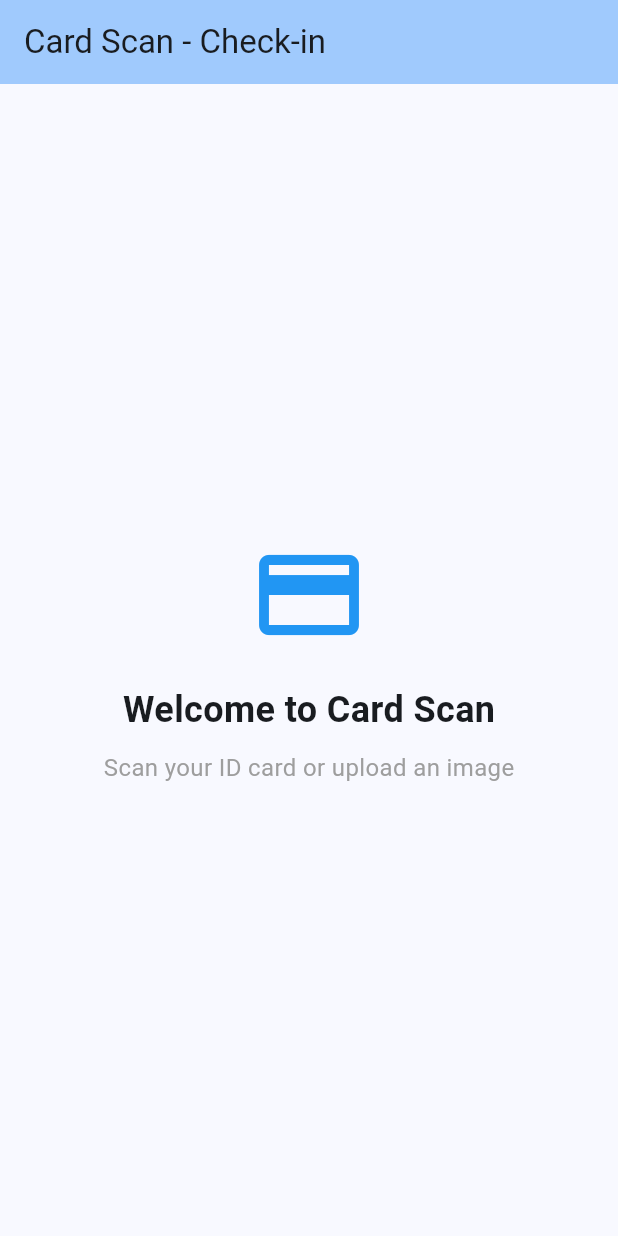
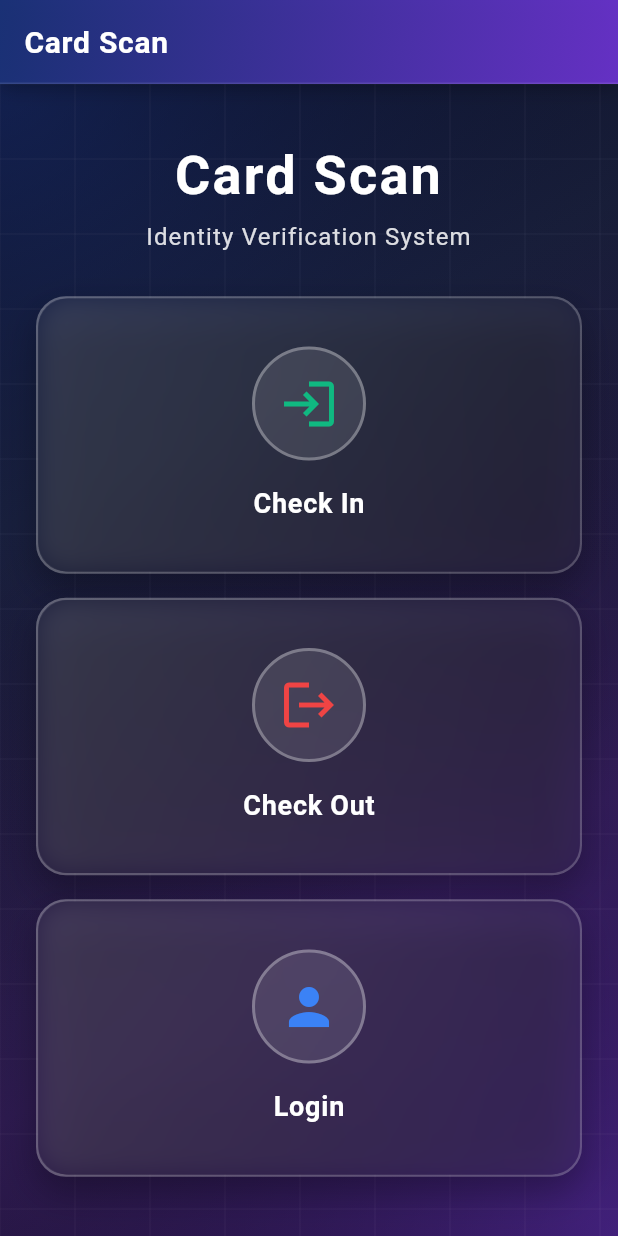
Before and after one commit to AftabUddin9/CardScan, a Flutter app: the screen it shows after launch, on a phone screen of 412 x 824 dp. Run offline on Flutter 3.47's test engine with Material 3 defaults, Android fonts, the phone set to English and light mode, and no system bars.

Commit message:
screens created

```diff
--- a/lib/screens/checkin_screen.dart
+++ b/lib/screens/checkin_screen.dart
@@ -0,0 +1,35 @@
+import 'package:flutter/material.dart';
+import '../widgets/gradient_background.dart';
+import '../widgets/custom_app_bar.dart';
+
+class CheckInScreen extends StatefulWidget {
+  const CheckInScreen({super.key});
+
+  @override
+  State<CheckInScreen> createState() => _CheckInScreenState();
+}
+
+class _CheckInScreenState extends State<CheckInScreen> {
+  @override
+  Widget build(BuildContext context) {
+    return Scaffold(
+      backgroundColor: const Color(0xFF0A0E27), // Match gradient background
+      appBar: const CustomAppBar(
+        title: 'Check In',
+        showBackButton: true,
+      ),
+      body: const GradientBackground(
+        child: Center(
+          child: Text(
+            'Check In Screen',
+            style: TextStyle(
+              color: Colors.white,
+              fontSize: 24,
+              fontWeight: FontWeight.bold,
+            ),
+          ),
+        ),
+      ),
+    );
+  }
+}
--- a/lib/screens/checkout_screen.dart
+++ b/lib/screens/checkout_screen.dart
@@ -0,0 +1,35 @@
+import 'package:flutter/material.dart';
+import '../widgets/gradient_background.dart';
+import '../widgets/custom_app_bar.dart';
+
+class CheckOutScreen extends StatefulWidget {
+  const CheckOutScreen({super.key});
+
+  @override
+  State<CheckOutScreen> createState() => _CheckOutScreenState();
+}
+
+class _CheckOutScreenState extends State<CheckOutScreen> {
+  @override
+  Widget build(BuildContext context) {
+    return Scaffold(
+      backgroundColor: const Color(0xFF0A0E27), // Match gradient background
+      appBar: const CustomAppBar(
+        title: 'Check Out',
+        showBackButton: true,
+      ),
+      body: const GradientBackground(
+        child: Center(
+          child: Text(
+            'Check Out Screen',
+            style: TextStyle(
+              color: Colors.white,
+              fontSize: 24,
+              fontWeight: FontWeight.bold,
+            ),
+          ),
+        ),
+      ),
+    );
+  }
+}
--- a/lib/screens/home_screen.dart
+++ b/lib/screens/home_screen.dart
@@ -1,4 +1,10 @@
 import 'package:flutter/material.dart';
+import '../widgets/gradient_background.dart';
+import '../widgets/custom_app_bar.dart';
+import '../widgets/action_card.dart';
+import 'checkin_screen.dart';
+import 'checkout_screen.dart';
+import 'login_screen.dart';
 
 class HomeScreen extends StatefulWidget {
   const HomeScreen({super.key});
@@ -11,36 +17,102 @@ class _HomeScreenState extends State<HomeScreen> {
   @override
   Widget build(BuildContext context) {
     return Scaffold(
-      appBar: AppBar(
-        title: const Text('Card Scan - Check-in'),
-        backgroundColor: Theme.of(context).colorScheme.inversePrimary,
+      backgroundColor: const Color(0xFF0A0E27), // Match gradient background
+      appBar: const CustomAppBar(
+        title: 'Card Scan',
+        showBackButton: false,
       ),
-      body: const Center(
+      body: GradientBackground(
+        child: SafeArea(
+          child: LayoutBuilder(
+            builder: (context, constraints) {
+              return SingleChildScrollView(
+                child: ConstrainedBox(
+                  constraints: BoxConstraints(
+                    minHeight: constraints.maxHeight,
+                  ),
+                  child: Padding(
+                    padding: const EdgeInsets.symmetric(
+                      horizontal: 24,
+                      vertical: 32,
+                    ),
                     child: Column(
                       mainAxisAlignment: MainAxisAlignment.center,
+                      crossAxisAlignment: CrossAxisAlignment.center,
                       children: [
-            Icon(
-              Icons.credit_card,
-              size: 80,
-              color: Colors.blue,
-            ),
-            SizedBox(height: 20),
-            Text(
-              'Welcome to Card Scan',
+                        // Title and Subtitle Section
+                        const Text(
+                          'Card Scan',
+                          textAlign: TextAlign.center,
                           style: TextStyle(
-                fontSize: 24,
+                            color: Colors.white,
+                            fontSize: 36,
                             fontWeight: FontWeight.bold,
+                            letterSpacing: 1.5,
+                            height: 1.2,
                           ),
                         ),
-            SizedBox(height: 10),
+                        const SizedBox(height: 8),
                         Text(
-              'Scan your ID card or upload an image',
+                          'Identity Verification System',
+                          textAlign: TextAlign.center,
                           style: TextStyle(
+                            color: Colors.white.withOpacity(0.85),
                             fontSize: 16,
-                color: Colors.grey,
+                            letterSpacing: 0.8,
+                            fontWeight: FontWeight.w400,
                           ),
                         ),
+                        const SizedBox(height: 28),
+                        // Action Cards
+                        ActionCard(
+                          title: 'Check In',
+                          icon: Icons.login,
+                          iconColor: const Color(0xFF10B981), // Green
+                          onTap: () {
+                            Navigator.push(
+                              context,
+                              MaterialPageRoute(
+                                builder: (context) => const CheckInScreen(),
+                              ),
+                            );
+                          },
+                        ),
+                        const SizedBox(height: 16),
+                        ActionCard(
+                          title: 'Check Out',
+                          icon: Icons.logout,
+                          iconColor: const Color(0xFFEF4444), // Red
+                          onTap: () {
+                            Navigator.push(
+                              context,
+                              MaterialPageRoute(
+                                builder: (context) => const CheckOutScreen(),
+                              ),
+                            );
+                          },
+                        ),
+                        const SizedBox(height: 16),
+                        ActionCard(
+                          title: 'Login',
+                          icon: Icons.person,
+                          iconColor: const Color(0xFF3B82F6), // Blue
+                          onTap: () {
+                            Navigator.push(
+                              context,
+                              MaterialPageRoute(
+                                builder: (context) => const LoginScreen(),
+                              ),
+                            );
+                          },
+                        ),
                       ],
+                    ),
+                  ),
+                ),
+              );
+            },
+          ),
         ),
       ),
     );
--- a/lib/screens/login_screen.dart
+++ b/lib/screens/login_screen.dart
@@ -0,0 +1,35 @@
+import 'package:flutter/material.dart';
+import '../widgets/gradient_background.dart';
+import '../widgets/custom_app_bar.dart';
+
+class LoginScreen extends StatefulWidget {
+  const LoginScreen({super.key});
+
+  @override
+  State<LoginScreen> createState() => _LoginScreenState();
+}
+
+class _LoginScreenState extends State<LoginScreen> {
+  @override
+  Widget build(BuildContext context) {
+    return Scaffold(
+      backgroundColor: const Color(0xFF0A0E27), // Match gradient background
+      appBar: const CustomAppBar(
+        title: 'Login',
+        showBackButton: true,
+      ),
+      body: const GradientBackground(
+        child: Center(
+          child: Text(
+            'Login Screen',
+            style: TextStyle(
+              color: Colors.white,
+              fontSize: 24,
+              fontWeight: FontWeight.bold,
+            ),
+          ),
+        ),
+      ),
+    );
+  }
+}
--- /dev/null
+++ b/lib/widgets/action_card.dart
@@ -0,0 +1,138 @@
+import 'dart:ui';
+import 'package:flutter/material.dart';
+
+class ActionCard extends StatefulWidget {
+  final String title;
+  final IconData icon;
+  final VoidCallback onTap;
+  final Color? iconColor;
+
+  const ActionCard({
+    super.key,
+    required this.title,
+    required this.icon,
+    required this.onTap,
+    this.iconColor,
+  });
+
+  @override
+  State<ActionCard> createState() => _ActionCardState();
+}
+
+class _ActionCardState extends State<ActionCard>
+    with SingleTickerProviderStateMixin {
+  bool _isPressed = false;
+  late AnimationController _controller;
+  late Animation<double> _scaleAnimation;
+
+  @override
+  void initState() {
+    super.initState();
+    _controller = AnimationController(
+      duration: const Duration(milliseconds: 150),
+      vsync: this,
+    );
+    _scaleAnimation = Tween<double>(begin: 1.0, end: 0.95).animate(
+      CurvedAnimation(parent: _controller, curve: Curves.easeInOut),
+    );
+  }
+
+  @override
+  void dispose() {
+    _controller.dispose();
+    super.dispose();
+  }
+
+  @override
+  Widget build(BuildContext context) {
+    return GestureDetector(
+      onTapDown: (_) {
+        setState(() => _isPressed = true);
+        _controller.forward();
+      },
+      onTapUp: (_) {
+        setState(() => _isPressed = false);
+        _controller.reverse();
+        widget.onTap();
+      },
+      onTapCancel: () {
+        setState(() => _isPressed = false);
+        _controller.reverse();
+      },
+      child: ScaleTransition(
+        scale: _scaleAnimation,
+        child: Container(
+          width: double.infinity,
+          margin: const EdgeInsets.symmetric(horizontal: 0, vertical: 0),
+          decoration: BoxDecoration(
+            borderRadius: BorderRadius.circular(20),
+            gradient: LinearGradient(
+              begin: Alignment.topLeft,
+              end: Alignment.bottomRight,
+              colors: _isPressed
+                  ? [
+                      Colors.white.withOpacity(0.25),
+                      Colors.white.withOpacity(0.15),
+                    ]
+                  : [
+                      Colors.white.withOpacity(0.15),
+                      Colors.white.withOpacity(0.05),
+                    ],
+            ),
+            border: Border.all(
+              color: Colors.white.withOpacity(0.2),
+              width: 1.5,
+            ),
+            boxShadow: [
+              BoxShadow(
+                color: Colors.black.withOpacity(0.3),
+                blurRadius: 20,
+                offset: const Offset(0, 10),
+              ),
+            ],
+          ),
+          child: ClipRRect(
+            borderRadius: BorderRadius.circular(20),
+            child: BackdropFilter(
+              filter: ImageFilter.blur(sigmaX: 10, sigmaY: 10),
+              child: Container(
+                padding: const EdgeInsets.symmetric(vertical: 32, horizontal: 24),
+                child: Column(
+                  mainAxisSize: MainAxisSize.min,
+                  children: [
+                    Container(
+                      padding: const EdgeInsets.all(16),
+                      decoration: BoxDecoration(
+                        shape: BoxShape.circle,
+                        color: Colors.white.withOpacity(0.1),
+                        border: Border.all(
+                          color: Colors.white.withOpacity(0.3),
+                          width: 2,
+                        ),
+                      ),
+                      child: Icon(
+                        widget.icon,
+                        size: 40,
+                        color: widget.iconColor ?? Colors.white,
+                      ),
+                    ),
+                    const SizedBox(height: 16),
+                    Text(
+                      widget.title,
+                      style: const TextStyle(
+                        color: Colors.white,
+                        fontSize: 18,
+                        fontWeight: FontWeight.w600,
+                        letterSpacing: 0.5,
+                      ),
+                    ),
+                  ],
+                ),
+              ),
+            ),
+          ),
+        ),
+      ),
+    );
+  }
+}
--- /dev/null
+++ b/lib/widgets/custom_app_bar.dart
@@ -0,0 +1,73 @@
+import 'package:flutter/material.dart';
+
+class CustomAppBar extends StatelessWidget implements PreferredSizeWidget {
+  final String title;
+  final bool showBackButton;
+  final List<Widget>? actions;
+  final Widget? leading;
+
+  const CustomAppBar({
+    super.key,
+    required this.title,
+    this.showBackButton = true,
+    this.actions,
+    this.leading,
+  });
+
+  @override
+  Widget build(BuildContext context) {
+    return AppBar(
+      leading: leading ??
+          (showBackButton
+              ? IconButton(
+                  icon: const Icon(Icons.arrow_back_ios, color: Colors.white),
+                  onPressed: () => Navigator.of(context).pop(),
+                )
+              : null),
+      title: Text(
+        title,
+        style: const TextStyle(
+          color: Colors.white,
+          fontSize: 20,
+          fontWeight: FontWeight.w600,
+          letterSpacing: 0.5,
+        ),
+      ),
+      actions: actions,
+      backgroundColor: Colors.transparent,
+      elevation: 0,
+      flexibleSpace: Container(
+        decoration: BoxDecoration(
+          gradient: LinearGradient(
+            begin: Alignment.topLeft,
+            end: Alignment.bottomRight,
+            colors: [
+              const Color(0xFF1E3A8A).withOpacity(0.8), // Blue
+              const Color(0xFF7C3AED).withOpacity(0.8), // Purple
+            ],
+          ),
+          boxShadow: [
+            BoxShadow(
+              color: Colors.black.withOpacity(0.3),
+              blurRadius: 10,
+              offset: const Offset(0, 2),
+            ),
+          ],
+        ),
+        child: Container(
+          decoration: BoxDecoration(
+            border: Border(
+              bottom: BorderSide(
+                color: Colors.white.withOpacity(0.1),
+                width: 1,
+              ),
+            ),
+          ),
+        ),
+      ),
+    );
+  }
+
+  @override
+  Size get preferredSize => const Size.fromHeight(kToolbarHeight);
+}
--- /dev/null
+++ b/lib/widgets/gradient_background.dart
@@ -0,0 +1,146 @@
+import 'package:flutter/material.dart';
+
+class GradientBackground extends StatefulWidget {
+  final Widget child;
+  final List<Color>? colors;
+  final AlignmentGeometry begin;
+  final AlignmentGeometry end;
+
+  const GradientBackground({
+    super.key,
+    required this.child,
+    this.colors,
+    this.begin = Alignment.topLeft,
+    this.end = Alignment.bottomRight,
+  });
+
+  @override
+  State<GradientBackground> createState() => _GradientBackgroundState();
+}
+
+class _GradientBackgroundState extends State<GradientBackground>
+    with SingleTickerProviderStateMixin {
+  late AnimationController _controller;
+  late Animation<double> _animation;
+
+  @override
+  void initState() {
+    super.initState();
+    _controller = AnimationController(
+      duration: const Duration(seconds: 8),
+      vsync: this,
+    )..repeat(reverse: true);
+    _animation = Tween<double>(begin: 0.2, end: 0.4).animate(
+      CurvedAnimation(parent: _controller, curve: Curves.easeInOut),
+    );
+  }
+
+  @override
+  void dispose() {
+    _controller.dispose();
+    super.dispose();
+  }
+
+  @override
+  Widget build(BuildContext context) {
+    return Container(
+      width: double.infinity,
+      height: double.infinity,
+      decoration: BoxDecoration(
+        gradient: LinearGradient(
+          begin: widget.begin,
+          end: widget.end,
+          colors: widget.colors ??
+              const [
+                Color(0xFF0A0E27), // Dark blue-black
+                Color(0xFF1A1F3A), // Dark blue
+                Color(0xFF2D1B4E), // Dark purple
+                Color(0xFF1A0F2E), // Dark purple-black
+              ],
+          stops: const [0.0, 0.3, 0.7, 1.0],
+        ),
+      ),
+      child: Stack(
+        children: [
+          // Animated gradient overlays for depth and movement
+          AnimatedBuilder(
+            animation: _animation,
+            builder: (context, child) {
+              return Positioned.fill(
+                child: Container(
+                  decoration: BoxDecoration(
+                    gradient: RadialGradient(
+                      center: Alignment.topLeft,
+                      radius: 1.5,
+                      colors: [
+                        const Color(0xFF1E3A8A).withOpacity(_animation.value),
+                        Colors.transparent,
+                      ],
+                    ),
+                  ),
+                ),
+              );
+            },
+          ),
+          AnimatedBuilder(
+            animation: _animation,
+            builder: (context, child) {
+              return Positioned.fill(
+                child: Container(
+                  decoration: BoxDecoration(
+                    gradient: RadialGradient(
+                      center: Alignment.bottomRight,
+                      radius: 1.5,
+                      colors: [
+                        const Color(0xFF7C3AED).withOpacity(_animation.value),
+                        Colors.transparent,
+                      ],
+                    ),
+                  ),
+                ),
+              );
+            },
+          ),
+          // Subtle grid pattern overlay for tech aesthetic
+          Positioned.fill(
+            child: CustomPaint(
+              painter: GridPainter(),
+            ),
+          ),
+          // Content
+          widget.child,
+        ],
+      ),
+    );
+  }
+}
+
+class GridPainter extends CustomPainter {
+  @override
+  void paint(Canvas canvas, Size size) {
+    final paint = Paint()
+      ..color = Colors.white.withOpacity(0.03)
+      ..strokeWidth = 1.0;
+
+    // Draw vertical lines
+    for (double x = 0; x < size.width; x += 50) {
+      canvas.drawLine(
+        Offset(x, 0),
+        Offset(x, size.height),
+        paint,
+      );
+    }
+
+    // Draw horizontal lines
+    for (double y = 0; y < size.height; y += 50) {
+      canvas.drawLine(
+        Offset(0, y),
+        Offset(size.width, y),
+        paint,
+      );
+    }
+  }
+
+  @override
+  bool shouldRepaint(covariant CustomPainter oldDelegate) => false;
+}
```
Lines whose indentation alone changed are shown as unchanged.
